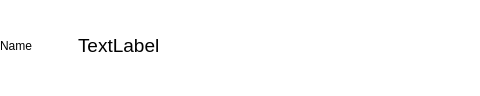
Qt form src/ui/translate_entry_widget.ui (moonmagian/haru) before a commit; both pictures show x 0 to 480 and y 0 to 96 of the 787 by 96 pixel window.
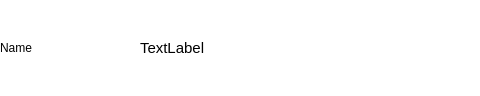
The same form after that commit.

What changed in the file:
```diff
--- a/src/ui/translate_entry_widget.ui
+++ b/src/ui/translate_entry_widget.ui
@@ -22,24 +22,47 @@
   <property name="styleSheet">
    <string notr="true">background: transparent;</string>
   </property>
-  <widget class="QWidget" name="layoutWidget">
-   <property name="geometry">
-    <rect>
-     <x>0</x>
-     <y>0</y>
-     <width>781</width>
-     <height>91</height>
-    </rect>
+  <layout class="QHBoxLayout" name="horizontalLayout_2">
+   <property name="spacing">
+    <number>0</number>
    </property>
+   <property name="leftMargin">
+    <number>0</number>
+   </property>
+   <property name="topMargin">
+    <number>0</number>
+   </property>
+   <property name="rightMargin">
+    <number>0</number>
+   </property>
+   <property name="bottomMargin">
+    <number>0</number>
+   </property>
+   <item>
    <layout class="QHBoxLayout" name="horizontalLayout">
+     <property name="spacing">
+      <number>0</number>
+     </property>
     <item>
      <widget class="QLabel" name="name">
       <property name="sizePolicy">
-       <sizepolicy hsizetype="Preferred" vsizetype="Preferred">
+        <sizepolicy hsizetype="Fixed" vsizetype="Preferred">
         <horstretch>0</horstretch>
         <verstretch>0</verstretch>
        </sizepolicy>
       </property>
+       <property name="minimumSize">
+        <size>
+         <width>100</width>
+         <height>0</height>
+        </size>
+       </property>
+       <property name="maximumSize">
+        <size>
+         <width>100</width>
+         <height>16777215</height>
+        </size>
+       </property>
       <property name="text">
        <string>Name</string>
       </property>
@@ -71,7 +94,7 @@
       </property>
       <property name="font">
        <font>
-        <pointsize>14</pointsize>
+         <pointsize>11</pointsize>
        </font>
       </property>
       <property name="text">
@@ -80,7 +103,8 @@
      </widget>
     </item>
    </layout>
-  </widget>
+   </item>
+  </layout>
  </widget>
  <resources/>
  <connections/>
```
Lines whose indentation alone changed are shown as unchanged.
